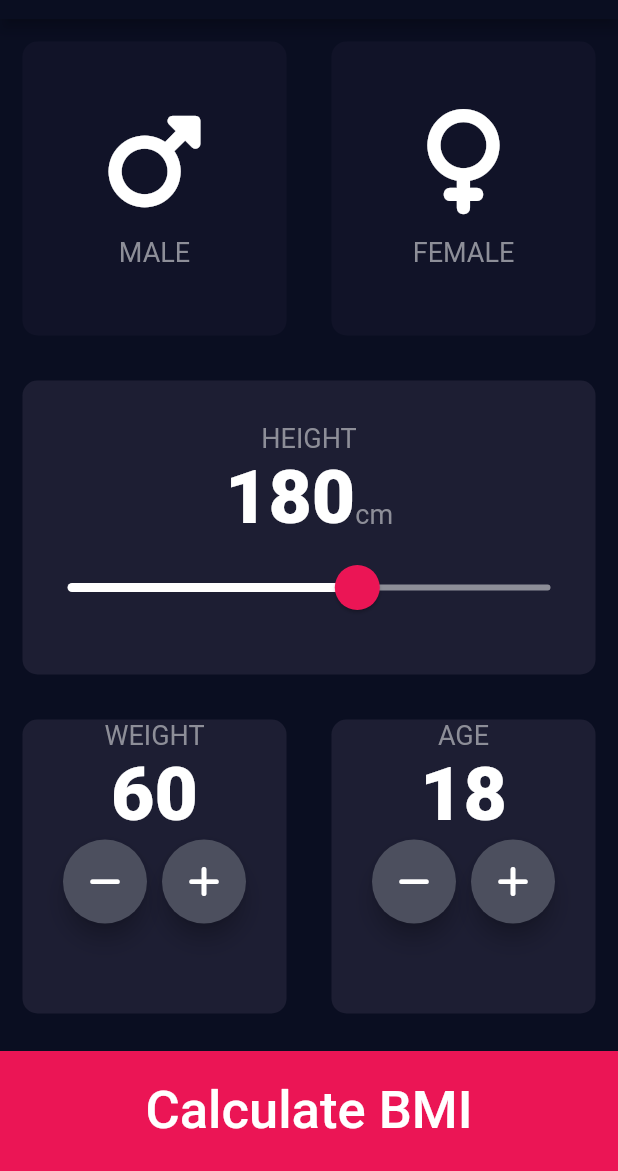
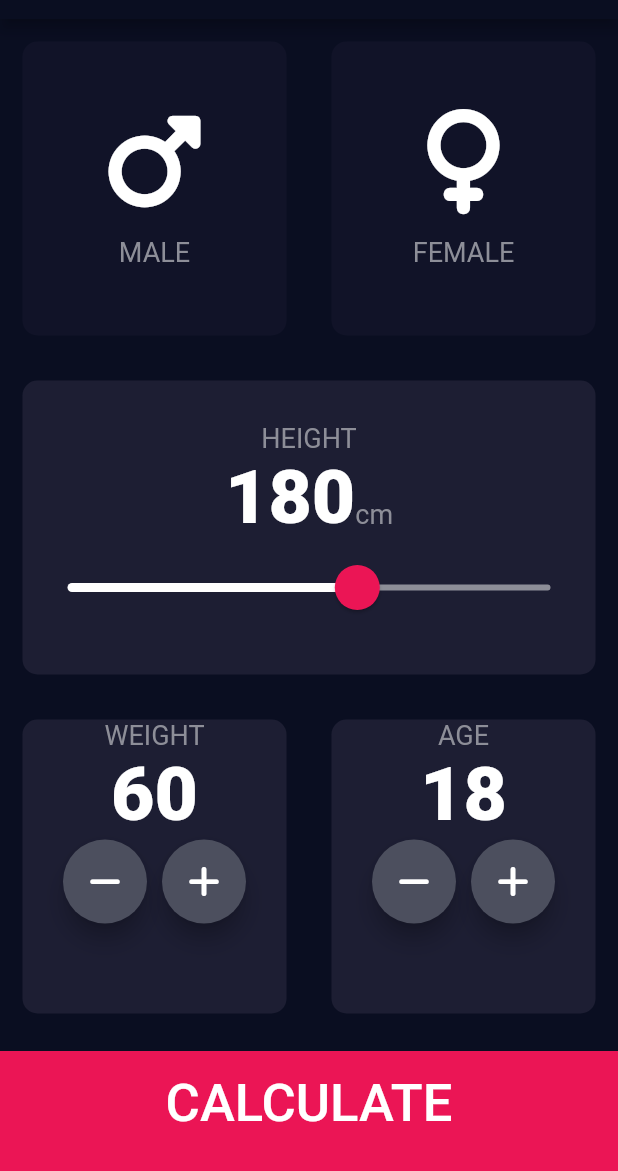
Before and after one commit to Meruem243/bmi_calculator, a Flutter app: the screen it shows after launch, on a phone screen of 412 x 824 dp, the part 65-1236 px from its top. Run offline on Flutter 3.47's test engine with Material 2 defaults, Android fonts, the phone set to English and light mode, and no system bars; our stand-ins replace font_awesome_flutter.

```diff
--- /dev/null
+++ b/lib/components/bottom_button.dart
@@ -0,0 +1,30 @@
+import 'package:flutter/material.dart';
+import '../constants.dart';
+
+class BottomButton extends StatelessWidget {
+  const BottomButton(
+      {super.key, required this.onTap, required this.buttonTitle});
+
+  final VoidCallback onTap;
+  final String buttonTitle;
+
+  @override
+  Widget build(BuildContext context) {
+    return GestureDetector(
+      onTap: onTap,
+      child: Container(
+        color: kBottomContainerColor,
+        margin: const EdgeInsets.only(top: 10.0),
+        padding: const EdgeInsets.only(bottom: 10.0),
+        width: double.infinity,
+        height: 80.0,
+        child: Center(
+          child: Text(
+            buttonTitle,
+            style: kBottomContainerTextStyle,
+          ),
+        ),
+      ),
+    );
+  }
+}
--- a/lib/icon_content.dart
+++ b/lib/components/icon_content.dart
@@ -1,5 +1,5 @@
 import 'package:flutter/material.dart';
-import 'constants.dart';
+import '../constants.dart';
 
 class IconContent extends StatelessWidget {
   const IconContent({super.key, required this.iconToShow, required this.label});
--- /dev/null
+++ b/lib/components/round_icon_button.dart
@@ -0,0 +1,24 @@
+import 'package:flutter/material.dart';
+
+class RoundIconButton extends StatelessWidget {
+  final IconData icon;
+  final VoidCallback onPressed;
+
+  const RoundIconButton(
+      {super.key, required this.icon, required this.onPressed});
+
+  @override
+  Widget build(BuildContext context) {
+    return RawMaterialButton(
+      onPressed: onPressed,
+      elevation: 6.0,
+      constraints: const BoxConstraints().tighten(
+        width: 56.0,
+        height: 56.0,
+      ),
+      shape: const CircleBorder(),
+      fillColor: const Color(0xFF4C4F5E),
+      child: Icon(icon),
+    );
+  }
+}
--- a/lib/constants.dart
+++ b/lib/constants.dart
@@ -4,14 +4,22 @@ const Color kReusableCardColorActive = Color(0xFF1D1E33);
 const Color kReusableCardColorInactive = Color(0xFF111328);
 const Color kBottomContainerColor = Color(0xFFEB1555);
 
-const kLabelTextStyle = TextStyle(
-  fontSize: 18.0,
-  color: Color(0xFF8D8E98),
-);
-const kNumberTextStyle = TextStyle(
-  fontSize: 50.0,
-  fontWeight: FontWeight.w900,
-);
+const kLabelTextStyle = TextStyle(fontSize: 18.0, color: Color(0xFF8D8E98));
+
+const kNumberTextStyle = TextStyle(fontSize: 50.0, fontWeight: FontWeight.w900);
+
+const kBottomContainerTextStyle =
+    TextStyle(fontSize: 35.0, fontWeight: FontWeight.w500);
+
+// result page constants
+const kTitleTextStyle = TextStyle(fontSize: 50.0, fontWeight: FontWeight.bold);
+
+const kResultStyle = TextStyle(
+    color: Color(0xFF24D876), fontSize: 22.0, fontWeight: FontWeight.bold);
+
+const kBmiTextStyle = TextStyle(fontSize: 100.0, fontWeight: FontWeight.bold);
+
+const kBodyTextStyle = TextStyle(fontSize: 22.2);
 
 const int kMinimumHeight = 120;
 const int kMaximumHeight = 220;
--- a/lib/main.dart
+++ b/lib/main.dart
@@ -1,5 +1,5 @@
 import 'package:flutter/material.dart';
-import 'input_page.dart';
+import 'screens/input_page.dart';
 
 void main() => runApp(const BMICalculator());
 
--- a/lib/input_page.dart
+++ b/lib/screens/input_page.dart
@@ -1,9 +1,11 @@
 import 'package:flutter/material.dart';
 import 'package:font_awesome_flutter/font_awesome_flutter.dart';
-import 'reusable_card.dart';
-import 'icon_content.dart';
-import 'constants.dart';
+import 'package:bmi_calculator/components/reusable_card.dart';
+import 'package:bmi_calculator/components/icon_content.dart';
+import '../constants.dart';
 import 'result_page.dart';
+import 'package:bmi_calculator/components/round_icon_button.dart';
+import 'package:bmi_calculator/components/bottom_button.dart';
 
 enum Gender { male, female }
 
@@ -234,7 +236,8 @@ class _InputPageState extends State<InputPage> {
               ],
             ),
           ),
-          GestureDetector(
+          BottomButton(
+            buttonTitle: 'CALCULATE',
             onTap: () {
               Navigator.push(
                 context,
@@ -242,46 +245,10 @@ class _InputPageState extends State<InputPage> {
                   builder: (context) => const ResultPage(),
                 ),
               );
-              debugPrint('calculate bmi pressed');
             },
-            child: Container(
-              color: kBottomContainerColor,
-              margin: const EdgeInsets.only(top: 10.0),
-              width: double.infinity,
-              height: 80.0,
-              child: const Center(
-                child: Text(
-                  'Calculate BMI',
-                  style: TextStyle(fontSize: 35.0, fontWeight: FontWeight.w500),
-                ),
-              ),
-            ),
           ),
         ],
       ),
     );
   }
 }
-
-class RoundIconButton extends StatelessWidget {
-  final IconData icon;
-  final VoidCallback onPressed;
-
-  const RoundIconButton(
-      {super.key, required this.icon, required this.onPressed});
-
-  @override
-  Widget build(BuildContext context) {
-    return RawMaterialButton(
-      onPressed: onPressed,
-      elevation: 6.0,
-      constraints: const BoxConstraints().tighten(
-        width: 56.0,
-        height: 56.0,
-      ),
-      shape: const CircleBorder(),
-      fillColor: const Color(0xFF4C4F5E),
-      child: Icon(icon),
-    );
-  }
-}
```
Also changed, not shown: lib/result_page.dart (deleted, +0 -16 lines), lib/screens/result_page.dart (added, +65 -0 lines), lib/components/reusable_card.dart (renamed from lib/reusable_card.dart).
